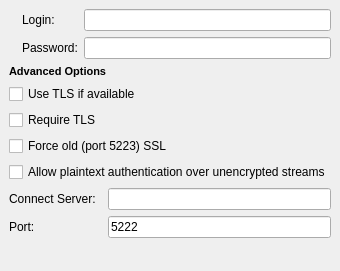
This is wengophone/src/presentation/qt/imaccount/JabberSettings.ui in tkrotoff/WengoPhone as Qt 5 draws it before an edit. The edited form follows.
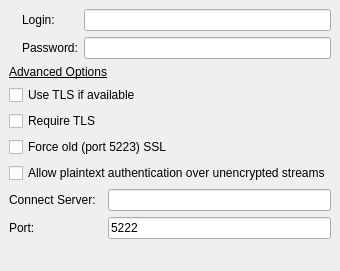
This is the edited form. Icons and pictures are not drawn.

Diff of the .ui file:
```diff
--- a/wengophone/src/presentation/qt/imaccount/JabberSettings.ui
+++ b/wengophone/src/presentation/qt/imaccount/JabberSettings.ui
@@ -93,19 +93,8 @@
      </item>
      <item row="0" column="0" colspan="2" >
       <widget class="QLabel" name="advancedOptionsLabel" >
-       <property name="font" >
-        <font>
-         <family>MS Shell Dlg</family>
-         <pointsize>8</pointsize>
-         <weight>75</weight>
-         <italic>false</italic>
-         <bold>true</bold>
-         <underline>false</underline>
-         <strikeout>false</strikeout>
-        </font>
-       </property>
        <property name="text" >
-        <string>Advanced Options</string>
+        <string>&lt;u>Advanced Options&lt;/u></string>
        </property>
       </widget>
      </item>
```
